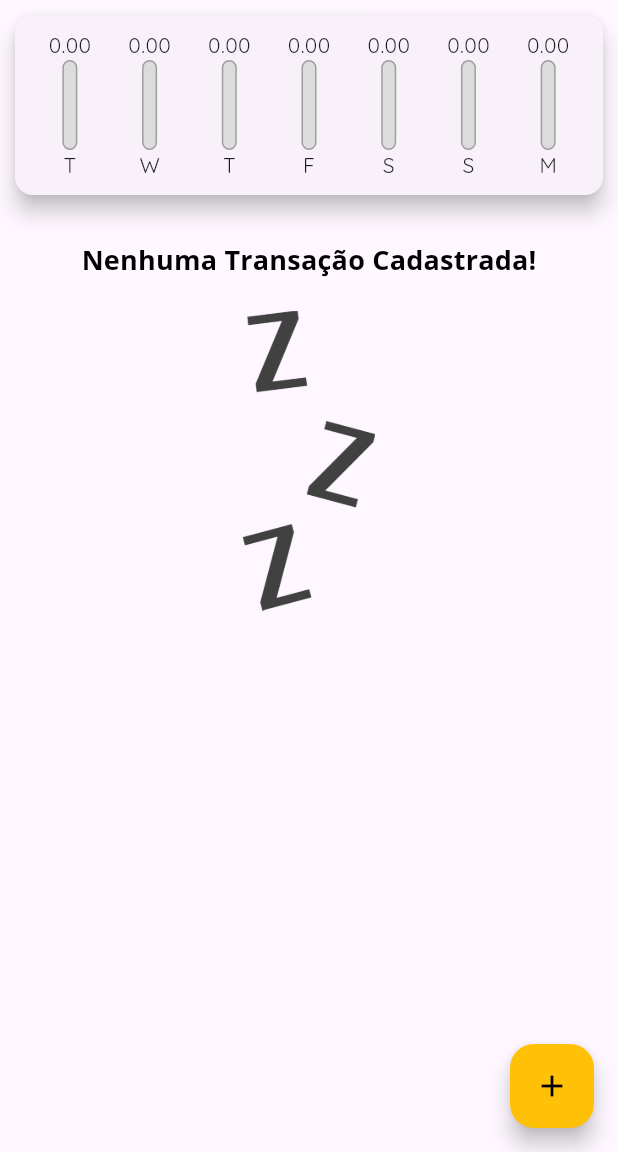
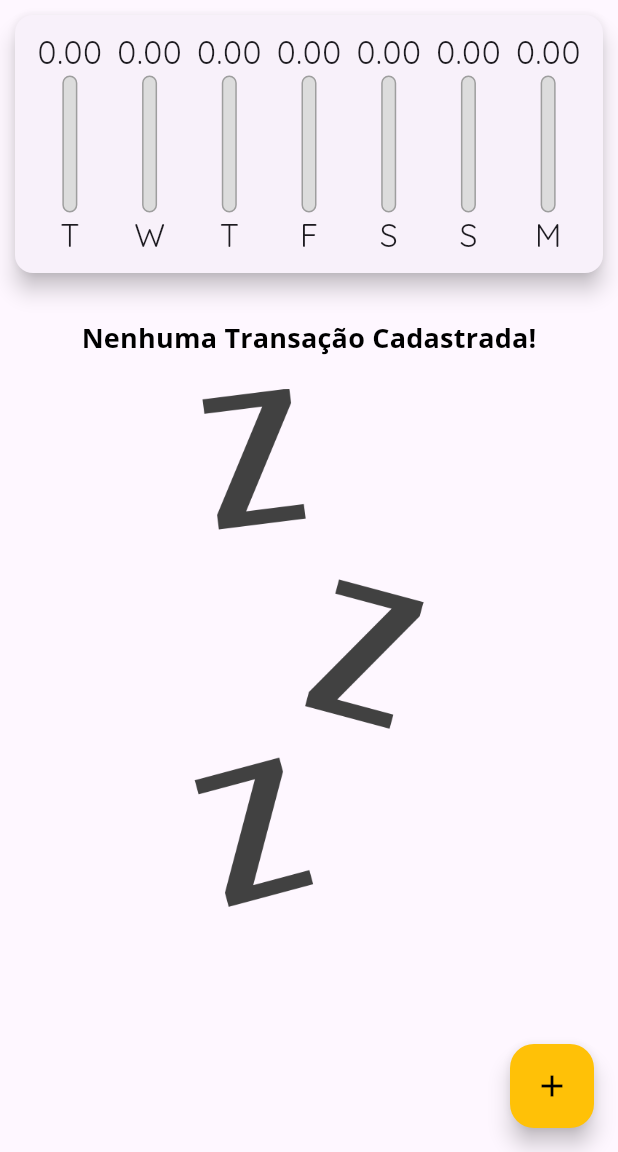
Before and after one commit to ldaugusto89/Flutter, a Flutter app: the screen it shows after launch, on a phone screen of 412 x 824 dp, the part 84-1236 px from its top. Run offline on Flutter 3.47's test engine with Material 3 defaults, Android fonts, the phone set to English and light mode, and no system bars.

Commit message:
Finalização projeto despesas pessoais, adicionado correções a lista de transações e layout

```diff
--- a/despesas_pessoais/lib/components/chart_bar.dart
+++ b/despesas_pessoais/lib/components/chart_bar.dart
@@ -14,14 +14,16 @@ class ChartBar extends StatelessWidget {
 
   @override
   Widget build(BuildContext context) {
+    return LayoutBuilder(
+      builder: (context, constrainsts) {
         return Column(
           children: [
             SizedBox(
-          height: 20,
+              height: constrainsts.maxHeight * 0.20,
               child: FittedBox(child: Text(value.toStringAsFixed(2))),
             ),
             SizedBox(
-          height: 60,
+              height: constrainsts.maxHeight * 0.6,
               width: 10,
               child: Stack(
                 alignment: Alignment.bottomCenter,
@@ -45,8 +47,13 @@ class ChartBar extends StatelessWidget {
                 ],
               ),
             ),
-        Text(label),
+            SizedBox(
+              height: constrainsts.maxHeight * 0.2,
+              child: FittedBox(child: Text(label)),
+            ),
           ],
+        );
+      },
     );
   }
 }
--- a/despesas_pessoais/lib/components/transaction_form.dart
+++ b/despesas_pessoais/lib/components/transaction_form.dart
@@ -66,9 +66,7 @@ class _TransactionFormState extends State<TransactionForm> {
                 children: [
                   Expanded(
                     child: Text(
-                        "Data Selecionada: ${DateFormat(
-                          'dd/MM/y',
-                        ).format(_selectedDate)}",
+                      "Data Selecionada: ${DateFormat('dd/MM/y').format(_selectedDate)}",
                     ),
                   ),
                   TextButton(
--- a/despesas_pessoais/lib/components/transaction_list.dart
+++ b/despesas_pessoais/lib/components/transaction_list.dart
@@ -1,6 +1,6 @@
+import 'package:despesas_pessoais/components/transaction_item.dart';
 import 'package:despesas_pessoais/models/transaction.dart';
 import 'package:flutter/material.dart';
-import 'package:intl/intl.dart';
 
 class TransactionList extends StatelessWidget {
   final List<Transaction> transaction;
@@ -9,10 +9,10 @@ class TransactionList extends StatelessWidget {
 
   @override
   Widget build(BuildContext context) {
-    return SizedBox(
-      height: 300,
-      child: transaction.isEmpty
-          ? Column(
+    return transaction.isEmpty
+        ? LayoutBuilder(
+            builder: (context, contrainsts) {
+              return Column(
                 children: [
                   Padding(
                     padding: const EdgeInsets.all(20.0),
@@ -22,43 +22,22 @@ class TransactionList extends StatelessWidget {
                     ),
                   ),
                   SizedBox(
-                  height: 200,
+                    height: contrainsts.maxHeight * 0.6,
                     child: Image.asset(
                       'assets/images/waiting.png',
                       fit: BoxFit.contain,
                     ),
                   ),
                 ],
+              );
+            },
           )
         : ListView.builder(
             itemCount: transaction.length,
             itemBuilder: (ctx, index) {
               final e = transaction[index];
-                return Card(
-                  elevation: 5,
-                  margin: EdgeInsets.symmetric(vertical: 8, horizontal: 5),
-                  child: ListTile(
-                    leading: CircleAvatar(
-                      radius: 30,
-                      child: Padding(
-                        padding: const EdgeInsets.all(6.0),
-                        child: FittedBox(child: Text('R\$${e.value}')),
-                      ),
-                    ),
-                    title: Text(
-                      e.title,
-                      style: Theme.of(context).textTheme.titleMedium,
-                    ),
-                    subtitle: Text(DateFormat('d MMM Y').format(e.date)),
-                    trailing: IconButton(
-                      onPressed: () => onRemove(e.id),
-                      icon: Icon(Icons.delete),
-                      color: Theme.of(context).colorScheme.error,
-                    ),
-                  ),
-                );
+              return TransactionItem(e: e, onRemove: onRemove);
             },
-            ),
           );
   }
 }
--- a/despesas_pessoais/lib/main.dart
+++ b/despesas_pessoais/lib/main.dart
@@ -57,6 +57,7 @@ class MainApp extends StatelessWidget {
         ),
       ),
       home: MyHomePage(),
+      debugShowCheckedModeBanner: false,
     );
   }
 }
@@ -70,6 +71,7 @@ class MyHomePage extends StatefulWidget {
 
 class _MyHomePageState extends State<MyHomePage> {
   final List<Transaction> transactions = [];
+  bool _showChart = false;
 
   void _addTransaction(String title, double value, DateTime date) {
     final newTransaction = Transaction(
@@ -93,7 +95,7 @@ class _MyHomePageState extends State<MyHomePage> {
   }
 
   List<Transaction> get _recentTransactions {
-    return transactions.where((tr){
+    return transactions.where((tr) {
       return tr.date.isAfter(DateTime.now().subtract(Duration(days: 7)));
     }).toList();
   }
@@ -101,33 +103,75 @@ class _MyHomePageState extends State<MyHomePage> {
   void _openModalTransaction(BuildContext context) {
     showModalBottomSheet(
       context: context,
-      builder: (_) {
-        return TransactionForm(_addTransaction);
+      isScrollControlled: true,
+      builder: (BuildContext context) {
+        return SingleChildScrollView(
+          child: Padding(
+            padding: EdgeInsets.only(
+              bottom: MediaQuery.of(context).viewInsets.bottom,
+            ),
+            child: TransactionForm(_addTransaction),
+          ),
+        );
       },
     );
   }
 
   @override
   Widget build(BuildContext context) {
-    return Scaffold(
-      appBar: AppBar(
+    final mediaQuery = MediaQuery.of(context);
+    bool isLandscape =
+        mediaQuery.orientation == Orientation.landscape;
+
+    final appBar = AppBar(
       title: Text('Despesas'),
       actions: [
+        if (isLandscape)
+          Row(
+            children: [
+              Text(
+                'Exibir Gráfico',
+                style: TextStyle(fontWeight: FontWeight.bold),
+              ),
+              Switch(
+                value: _showChart,
+                onChanged: (value) {
+                  setState(() {
+                    _showChart = value;
+                  });
+                },
+              ),
+            ],
+          ),
         IconButton(
           onPressed: () => _openModalTransaction(context),
           icon: Icon(Icons.add),
         ),
       ],
-      ),
+    );
+
+    final availableHeight =
+        mediaQuery.size.height -
+        appBar.preferredSize.height -
+        mediaQuery.padding.top;
+
+    return Scaffold(
+      appBar: appBar,
       body: SingleChildScrollView(
         child: Column(
           crossAxisAlignment: CrossAxisAlignment.stretch,
           children: [
+            if (_showChart || !isLandscape)
               SizedBox(
+                height: availableHeight * (isLandscape ? 0.7 : 0.25),
                 width: double.infinity,
                 child: Chart(_recentTransactions),
               ),
-            TransactionList(transactions, _removeTransaction),
+            if (!_showChart || !isLandscape)
+              SizedBox(
+                height: availableHeight * (isLandscape ? 1 : 0.75),
+                child: TransactionList(transactions, _removeTransaction),
+              ),
           ],
         ),
       ),
```
Also changed, not shown: despesas_pessoais/lib/components/transaction_item.dart (added, +43 -0 lines). Lines whose indentation alone changed are shown as unchanged.
